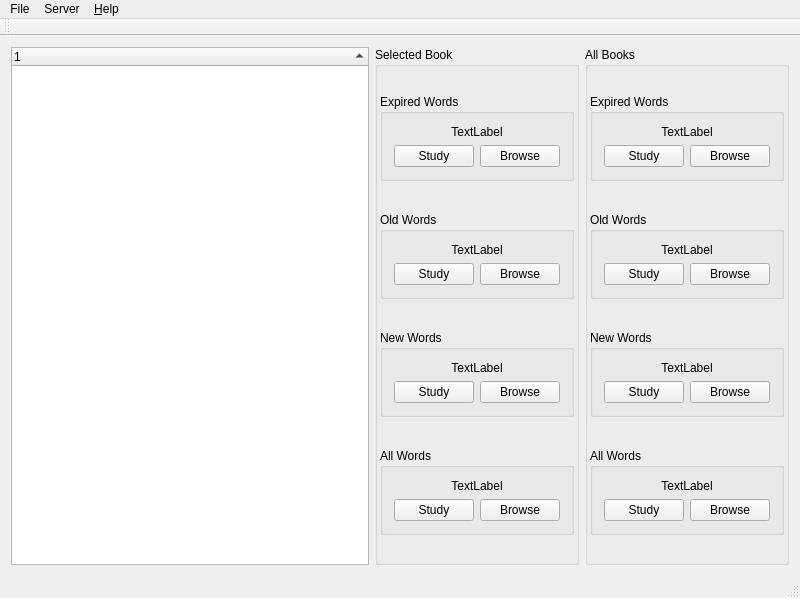
Above: HaiBeiDanCi/mainwindow.ui from HuangHuafeng/repeat before the change. Below: the same form after it.
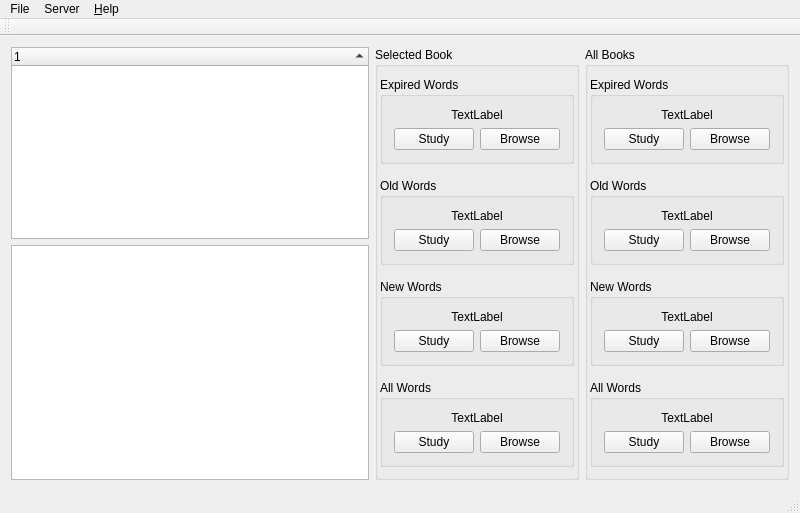
That is the form after the change.

Commit message: Book intro view uses a QTextBrowser now

Patch:
```diff
--- a/HaiBeiDanCi/mainwindow.ui
+++ b/HaiBeiDanCi/mainwindow.ui
@@ -7,7 +7,7 @@
     <x>0</x>
     <y>0</y>
     <width>800</width>
-    <height>598</height>
+    <height>513</height>
    </rect>
   </property>
   <property name="sizePolicy">
@@ -50,6 +50,9 @@
         </column>
        </widget>
       </item>
+      <item>
+       <widget class="QTextBrowser" name="tbIntro"/>
+      </item>
      </layout>
     </item>
     <item>
```
The commit also changes 9 other files.
